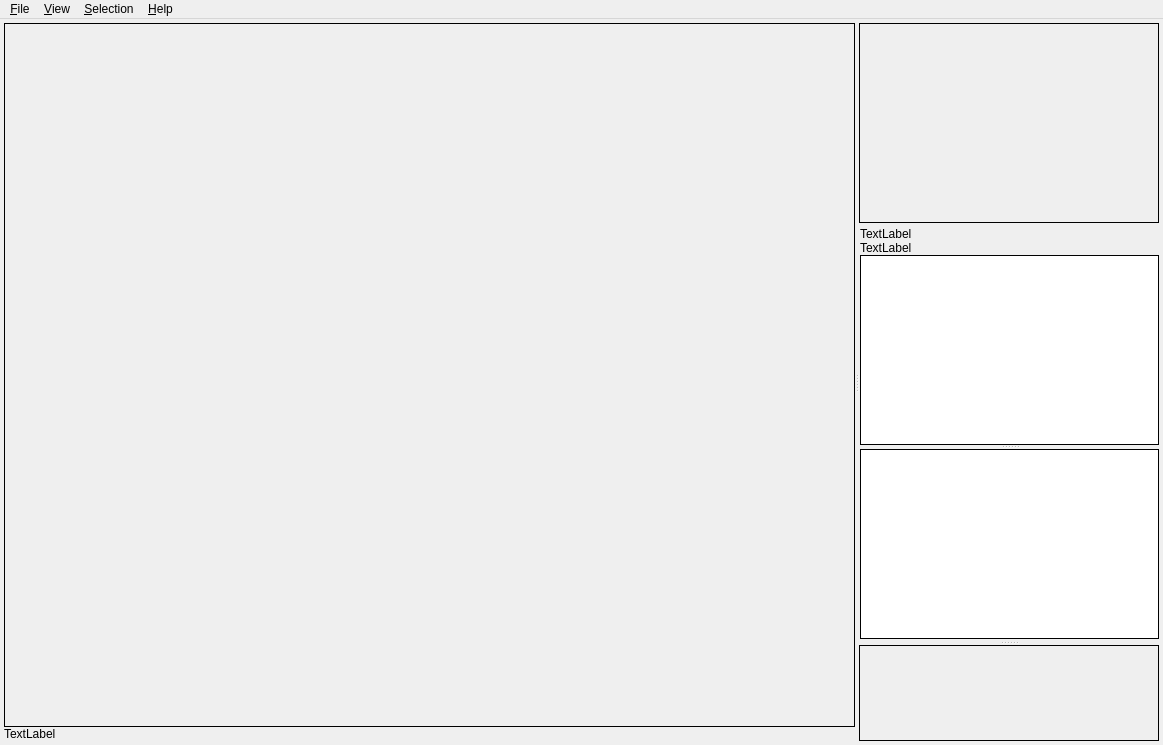
Before: the Qt Designer form src/saisieQT/saisieQT_window.ui in micmacIGN/micmac, drawn with Qt 5.
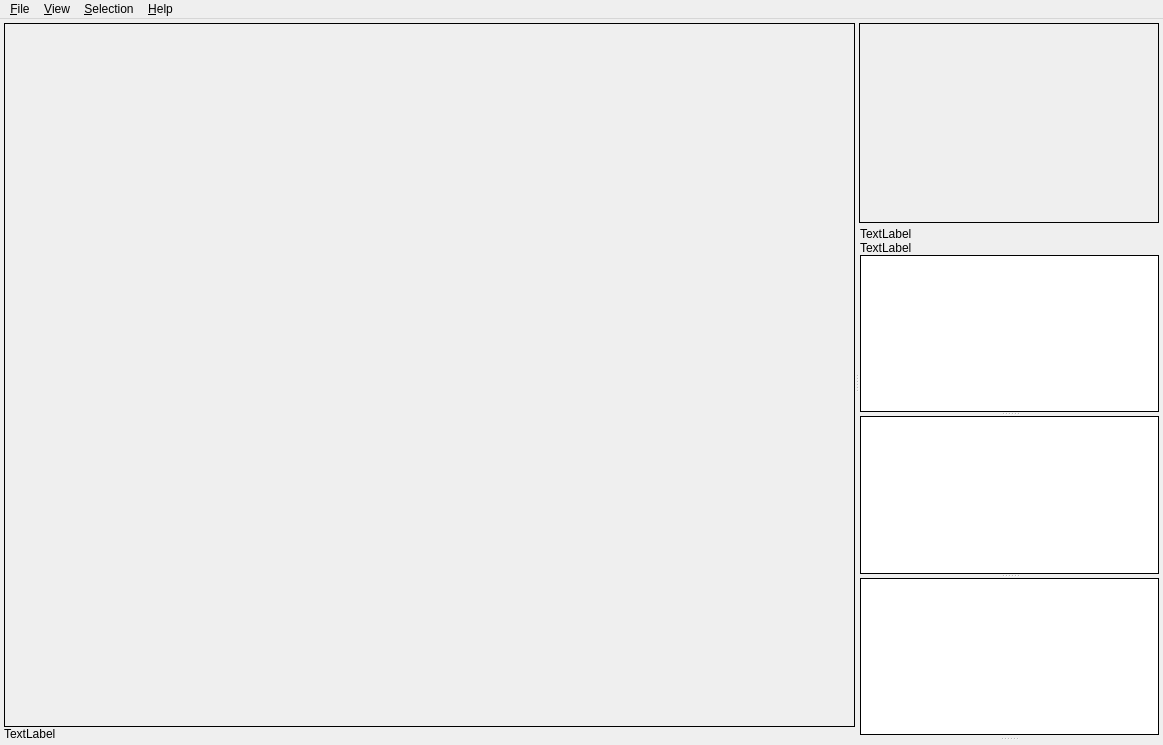
After: the same form once the commit is applied. Icons and pictures are not drawn.

Commit message: SaisieBascQT: tableView et vPolygons dans cData

```diff
--- a/src/saisieQT/saisieQT_window.ui
+++ b/src/saisieQT/saisieQT_window.ui
@@ -321,6 +321,20 @@
                 <bool>false</bool>
                </attribute>
               </widget>
+              <widget class="QTableView" name="tableView_Objects">
+               <property name="frameShape">
+                <enum>QFrame::Box</enum>
+               </property>
+               <property name="frameShadow">
+                <enum>QFrame::Plain</enum>
+               </property>
+               <attribute name="horizontalHeaderStretchLastSection">
+                <bool>true</bool>
+               </attribute>
+               <attribute name="verticalHeaderVisible">
+                <bool>false</bool>
+               </attribute>
+              </widget>
              </widget>
             </item>
            </layout>
```
The commit also changes 11 other files.
